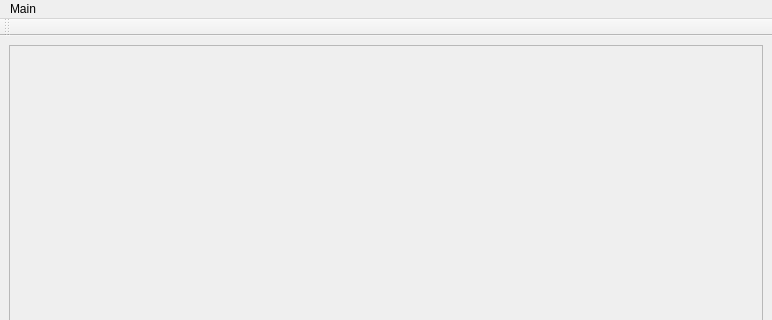
The window that viewwindow.ui (onto/effy) describes before a commit, drawn with Qt 5; both pictures show x 0 to 772 and y 0 to 320 of the 772 by 480 pixel window.
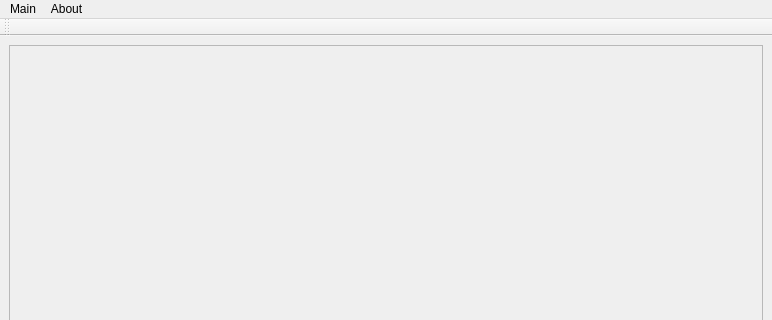
The same window after the commit.

Commit message: hotkeys, fixes, "about effy" window, icon

Patch:
```diff
--- a/viewwindow.ui
+++ b/viewwindow.ui
@@ -86,7 +86,16 @@
     </property>
     <addaction name="actionQuit"/>
    </widget>
+   <widget class="QMenu" name="menuAbout">
+    <property name="title">
+     <string>About</string>
+    </property>
+    <addaction name="actionAbout_Effy"/>
+    <addaction name="separator"/>
+    <addaction name="actionAbout_Qt"/>
+   </widget>
    <addaction name="menuMain"/>
+   <addaction name="menuAbout"/>
   </widget>
   <action name="actionQuit">
    <property name="text">
```
Left out of the diff: 10 changed lines with no effect on the pictures. The commit also changes 11 other files.
